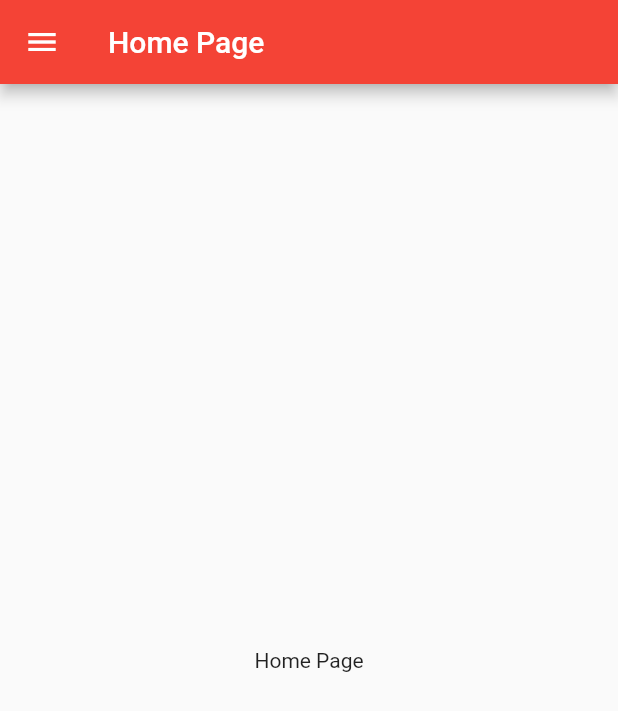
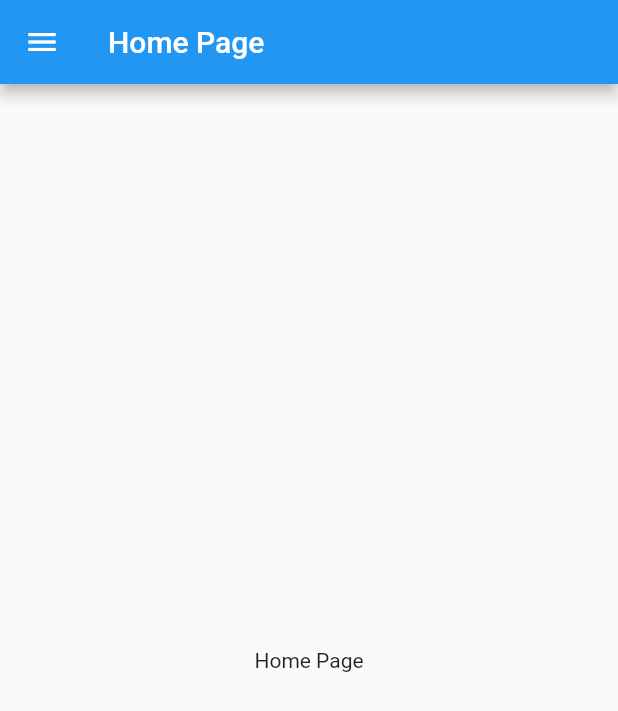
Before and after one commit to yusufrizalh/flutter-sales-report, a Flutter app: the screen it shows after launch, on a phone screen of 412 x 824 dp. Shown: the top 711 px of the screen. Run offline on Flutter 3.47's test engine with Material 2 defaults, Android fonts, the phone set to English and light mode, and no system bars.

Commit message:
clearance fixed error

```diff
--- a/lib/main.dart
+++ b/lib/main.dart
@@ -1,4 +1,4 @@
-// ignore_for_file: prefer_const_constructors, unused_import
+// ignore_for_file: prefer_const_constructors, unused_import, use_key_in_widget_constructors
 
 import 'package:flutter/material.dart';
 import 'package:flutter_sales_report/screens/dashboard_page.dart';
@@ -9,14 +9,12 @@ void main() {
 }
 
 class MyApp extends StatelessWidget {
-  const MyApp({Key? key}) : super(key: key);
-
   @override
   Widget build(BuildContext context) {
     return MaterialApp(
       title: 'Sales Report',
       debugShowCheckedModeBanner: false,
-      theme: ThemeData(primarySwatch: Colors.red),
+      theme: ThemeData(primarySwatch: Colors.blue),
       // home: ReportFrontPage(),
       home: DashboardPage(),
     );
--- a/lib/screens/products/product_create.dart
+++ b/lib/screens/products/product_create.dart
@@ -51,7 +51,7 @@ class _ProductCreateState extends State<ProductCreate> {
       ),
       bottomNavigationBar: BottomAppBar(
         child: ElevatedButton(
-          style: ElevatedButton.styleFrom(primary: Colors.red),
+          style: ElevatedButton.styleFrom(primary: Colors.blue),
           onPressed: () {
             if (formKey.currentState!.validate()) {
               onConfirmSaveProduct(context);
--- a/lib/screens/products/product_edit.dart
+++ b/lib/screens/products/product_edit.dart
@@ -60,7 +60,7 @@ class _ProductEditState extends State<ProductEdit> {
       ),
       bottomNavigationBar: BottomAppBar(
         child: ElevatedButton(
-          style: ElevatedButton.styleFrom(primary: Colors.red),
+          style: ElevatedButton.styleFrom(primary: Colors.blue),
           onPressed: () {
             if (formKey.currentState!.validate()) {
               onConfirmUpdateProduct(context);
```
Also changed, not shown: lib/screens/reports/report_front_detail_page.dart (+10 -4 lines), 1 other file.
